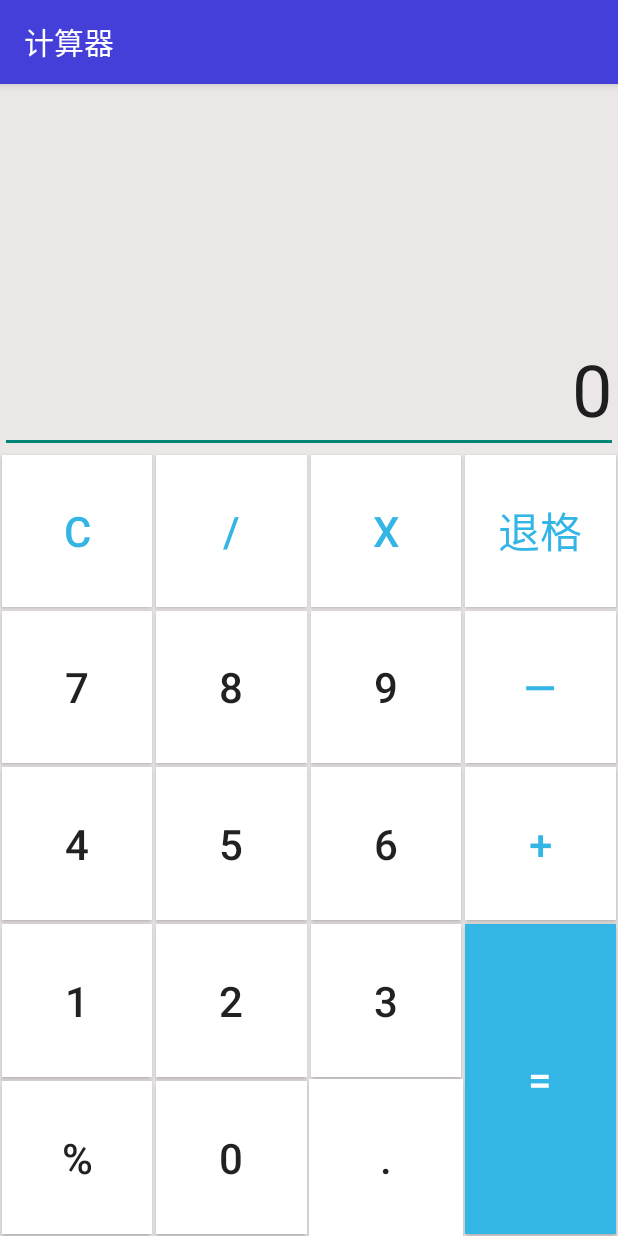
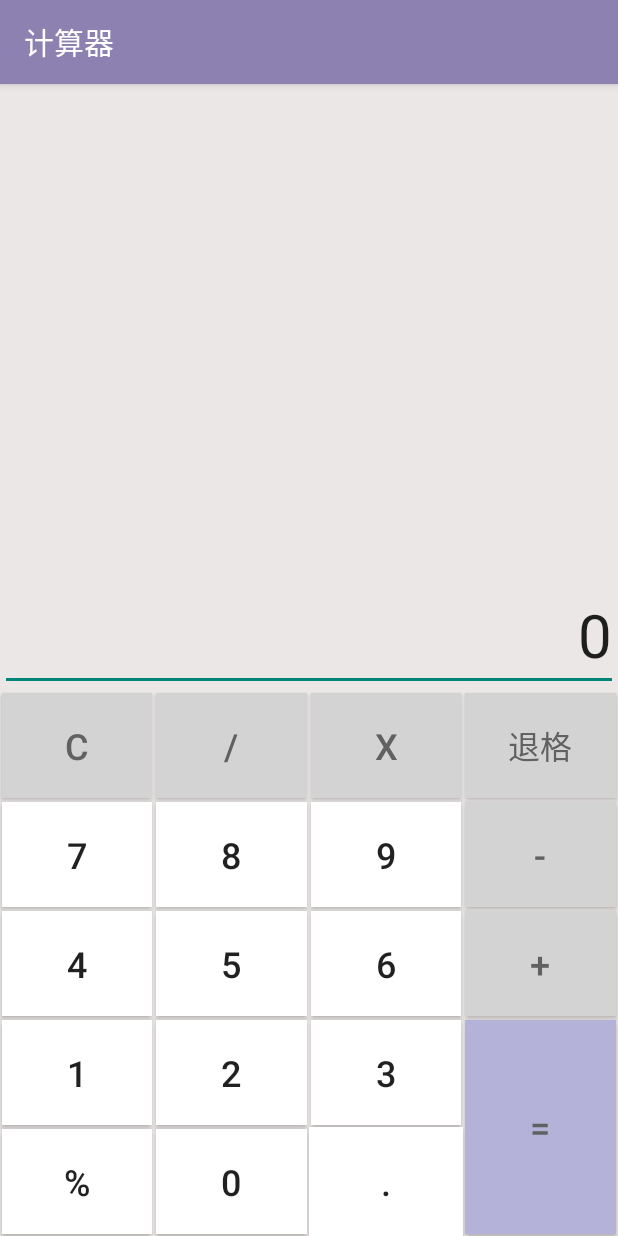
Before and after one commit to yuxintig/AndroidLearn, an Android app: the CauActivity screen opened directly, with no data from a screen before it, on a phone screen of 412 x 824 dp. Run offline under Robolectric (Android 15) with nearby library versions, the phone set to English and light mode, and no system bars; our stand-ins replace CircleImageView; libraries missing offline, so code that uses them is left out: com.googlecode.aviator.

Commit message:
完成了Win10计算器页面布局和用Aviators表达式求值。

```diff
--- a/app/build.gradle
+++ b/app/build.gradle
@@ -36,4 +36,5 @@ dependencies {
     testImplementation 'junit:junit:4.+'
     androidTestImplementation 'androidx.test.ext:junit:1.1.1'
     androidTestImplementation 'androidx.test.espresso:espresso-core:3.2.0'
+    implementation group: 'com.googlecode.aviator', name: 'aviator', version: '3.3.0'
 }
--- a/app/src/main/AndroidManifest.xml
+++ b/app/src/main/AndroidManifest.xml
@@ -9,7 +9,7 @@
         android:roundIcon="@drawable/buling"
         android:supportsRtl="true"
         android:theme="@style/Theme.AndroidLearn">
-        <activity android:name=".BmiActivity">
+        <activity android:name=".BmiActivity" android:label="BMI">
             <intent-filter>
                 <action android:name="android.intent.action.MAIN" />
 
--- a/app/src/main/java/com/shinonon/androidlearn/CauActivity.java
+++ b/app/src/main/java/com/shinonon/androidlearn/CauActivity.java
@@ -1,14 +1,44 @@
 package com.shinonon.androidlearn;
 
 import android.os.Bundle;
+import android.view.View;
+import android.widget.Button;
+import android.widget.EditText;
 
 import androidx.appcompat.app.AppCompatActivity;
 
+import com.googlecode.aviator.AviatorEvaluator;
+
 public class CauActivity extends AppCompatActivity {
 
+    EditText input;
     @Override
     protected void onCreate(Bundle savedInstanceState) {
         super.onCreate(savedInstanceState);
         setContentView(R.layout.activity_gridlayout);
+        input = findViewById(R.id.tv_input);
+    }
+
+    public void cal(View view) {
+        Object result = AviatorEvaluator.execute(input.getText().toString().replace("x","*"));
+        input.setText(result.toString());
+
+    }
+
+    public void input(View view) {
+        Button btn = (Button) view;
+        input.setText(input.getText().toString().equals("0")?btn.getText().toString():input.getText().toString()+btn.getText());
+    }
+
+    public void clear(View view) {
+        input.setText("0");
+    }
+
+    public void back(View view) {
+
+    }
+
+    public void percent(View view) {
+
     }
 }
--- a/app/src/main/res/layout/activity_gridlayout.xml
+++ b/app/src/main/res/layout/activity_gridlayout.xml
@@ -8,58 +8,62 @@
     android:orientation="horizontal">
 
     <EditText
-        android:id="@+id/tv_result"
-        android:layout_rowWeight="3"
+        android:id="@+id/tv_input"
+        android:layout_rowWeight="15"
         android:layout_columnSpan="4"
-        android:layout_columnWeight="4"
+        android:layout_columnWeight="5"
         android:gravity="end|bottom"
+        android:inputType="number"
         android:text="0"
-        android:textSize="48sp"
-        android:inputType="number" />
+        android:textSize="40sp" />
 
     <Button
         android:id="@+id/btn_c"
         android:layout_rowWeight="1"
         android:layout_columnWeight="1"
         android:layout_margin="1dp"
-        android:background="#ffffff"
+        android:background="#D3D3D3"
         android:gravity="center"
         android:text="C"
-        android:textColor="@android:color/holo_blue_light"
-        android:textSize="28sp" />
+        android:onClick="clear"
+        android:textColor="#616161"
+        android:textSize="24sp" />
 
     <Button
         android:id="@+id/btn_divide"
         android:layout_rowWeight="1"
         android:layout_columnWeight="1"
         android:layout_margin="1dp"
-        android:background="#ffffff"
+        android:background="#D3D3D3"
         android:gravity="center"
         android:text="/"
-        android:textColor="@android:color/holo_blue_light"
-        android:textSize="28sp" />
+        android:onClick="input"
+        android:textColor="#616161"
+        android:textSize="24sp" />
 
     <Button
         android:id="@+id/btn_multipy"
         android:layout_rowWeight="1"
         android:layout_columnWeight="1"
         android:layout_margin="1dp"
-        android:background="#ffffff"
+        android:background="#D3D3D3"
         android:gravity="center"
         android:text="x"
-        android:textColor="@android:color/holo_blue_light"
-        android:textSize="28sp" />
+        android:onClick="input"
+        android:textColor="#616161"
+        android:textSize="24dp" />
 
     <Button
         android:id="@+id/btn_back"
         android:layout_rowWeight="1"
         android:layout_columnWeight="1"
         android:layout_margin="1dp"
-        android:background="#ffffff"
+        android:background="#D3D3D3"
         android:gravity="center"
+        android:onClick="back"
         android:text="退格"
-        android:textColor="@android:color/holo_blue_light"
-        android:textSize="28sp" />
+        android:textColor="#616161"
+        android:textSize="21sp" />
 
     <Button
         android:id="@+id/btn_7"
@@ -68,8 +72,10 @@
         android:layout_margin="1dp"
         android:background="#ffffff"
         android:gravity="center"
+        android:onClick="input"
         android:text="7"
-        android:textSize="28sp" />
+
+        android:textSize="24sp" />
 
     <Button
         android:id="@+id/btn_8"
@@ -78,8 +84,9 @@
         android:layout_margin="1dp"
         android:background="#ffffff"
         android:gravity="center"
+        android:onClick="input"
         android:text="8"
-        android:textSize="28sp" />
+        android:textSize="24sp" />
 
     <Button
         android:id="@+id/btn_9"
@@ -88,19 +95,21 @@
         android:layout_margin="1dp"
         android:background="#ffffff"
         android:gravity="center"
+        android:onClick="input"
         android:text="9"
-        android:textSize="28sp" />
+        android:textSize="24sp" />
 
     <Button
         android:id="@+id/btn_minus"
         android:layout_rowWeight="1"
         android:layout_columnWeight="1"
         android:layout_margin="1dp"
-        android:background="#ffffff"
+        android:background="#D3D3D3"
         android:gravity="center"
-        android:text="—"
-        android:textColor="@android:color/holo_blue_light"
-        android:textSize="28sp" />
+        android:text="-"
+        android:onClick="input"
+        android:textColor="#616161"
+        android:textSize="24sp" />
 
     <Button
         android:id="@+id/btn_4"
@@ -109,8 +118,9 @@
         android:layout_margin="1dp"
         android:background="#ffffff"
         android:gravity="center"
+        android:onClick="input"
         android:text="4"
-        android:textSize="28sp" />
+        android:textSize="24sp" />
 
     <Button
         android:id="@+id/btn_5"
@@ -119,8 +129,9 @@
         android:layout_margin="1dp"
         android:background="#ffffff"
         android:gravity="center"
+        android:onClick="input"
         android:text="5"
-        android:textSize="28sp" />
+        android:textSize="24sp" />
 
     <Button
         android:id="@+id/btn_6"
@@ -129,19 +140,21 @@
         android:layout_margin="1dp"
         android:background="#ffffff"
         android:gravity="center"
+        android:onClick="input"
         android:text="6"
-        android:textSize="28sp" />
+        android:textSize="24sp" />
 
     <Button
         android:id="@+id/btn_add"
         android:layout_rowWeight="1"
         android:layout_columnWeight="1"
         android:layout_margin="1dp"
-        android:background="#ffffff"
+        android:background="#D3D3D3"
         android:gravity="center"
         android:text="+"
-        android:textColor="@android:color/holo_blue_light"
-        android:textSize="28sp" />
+        android:onClick="input"
+        android:textColor="#616161"
+        android:textSize="24sp" />
 
     <Button
         android:id="@+id/btn_1"
@@ -150,8 +163,9 @@
         android:layout_margin="1dp"
         android:background="#ffffff"
         android:gravity="center"
+        android:onClick="input"
         android:text="1"
-        android:textSize="28sp" />
+        android:textSize="24sp" />
 
     <Button
         android:id="@+id/btn_2"
@@ -160,8 +174,9 @@
         android:layout_margin="1dp"
         android:background="#ffffff"
         android:gravity="center"
+        android:onClick="input"
         android:text="2"
-        android:textSize="28sp" />
+        android:textSize="24sp" />
 
     <Button
         android:id="@+id/btn_3"
@@ -170,8 +185,9 @@
         android:layout_margin="1dp"
         android:background="#ffffff"
         android:gravity="center"
+        android:onClick="input"
         android:text="3"
-        android:textSize="28sp" />
+        android:textSize="24sp" />
 
     <Button
         android:id="@+id/btn_equal"
@@ -179,11 +195,12 @@
         android:layout_rowWeight="1"
         android:layout_columnWeight="1"
         android:layout_margin="1dp"
-        android:background="@android:color/holo_blue_light"
+        android:background="#B4B2D8"
         android:gravity="center"
         android:text="="
-        android:textColor="#ffffff"
-        android:textSize="28sp" />
+        android:onClick="cal"
+        android:textColor="#616161"
+        android:textSize="24sp" />
 
     <Button
         android:id="@+id/btn_percent"
@@ -192,8 +209,9 @@
         android:layout_margin="1dp"
         android:background="#ffffff"
         android:gravity="center"
+        android:onClick="percent"
         android:text="%"
-        android:textSize="28sp" />
+        android:textSize="24sp" />
 
     <Button
         android:id="@+id/btn_0"
@@ -203,7 +221,8 @@
         android:background="#ffffff"
         android:gravity="center"
         android:text="0"
-        android:textSize="28sp" />
+        android:onClick="input"
+        android:textSize="24sp" />
 
     <Button
         android:id="@+id/btn_point"
@@ -211,7 +230,8 @@
         android:layout_columnWeight="1"
         android:background="#ffffff"
         android:gravity="center"
+        android:onClick="input"
         android:text="."
-        android:textSize="28sp" />
+        android:textSize="24sp" />
 
 </GridLayout>
--- a/app/src/main/res/values/themes.xml
+++ b/app/src/main/res/values/themes.xml
@@ -2,8 +2,8 @@
     <!-- Base application theme. -->
     <style name="Theme.AndroidLearn" parent="Theme.AppCompat.Light.DarkActionBar">
         <!-- Primary brand color. -->
-        <item name="colorPrimary">@color/purple_500</item>
-        <item name="colorPrimaryVariant">@color/purple_700</item>
+        <item name="colorPrimary">#8C81B1</item>
+        <item name="colorPrimaryVariant">#8C81B1</item>
         <item name="colorOnPrimary">@color/white</item>
         <!-- Secondary brand color. -->
         <item name="colorSecondary">@color/teal_200</item>
```
Also changed, not shown: app/src/main/res/music/QQ图片20210125010703.jpg (deleted).
